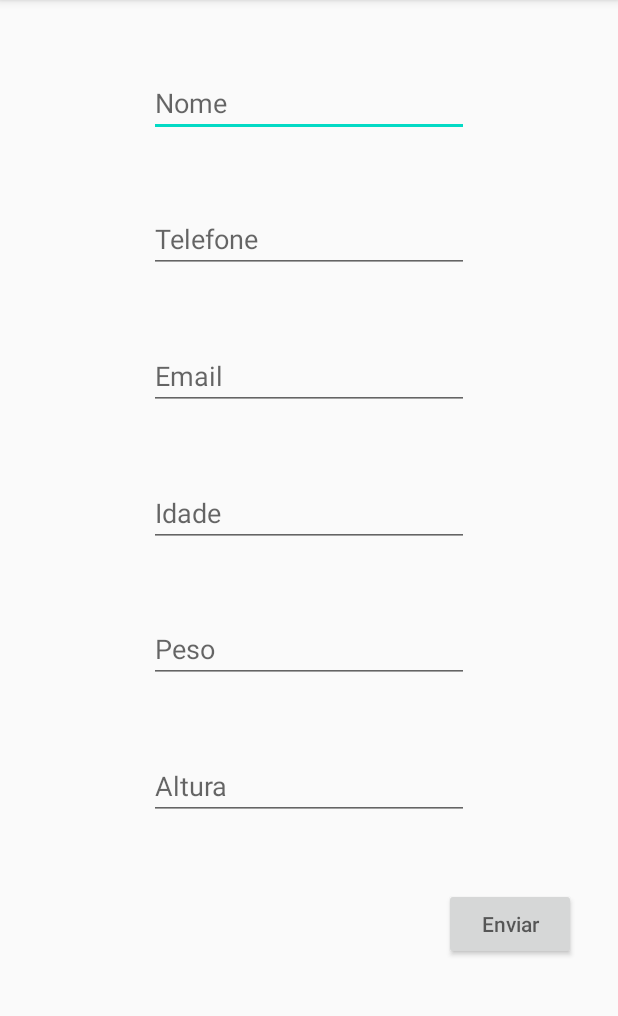
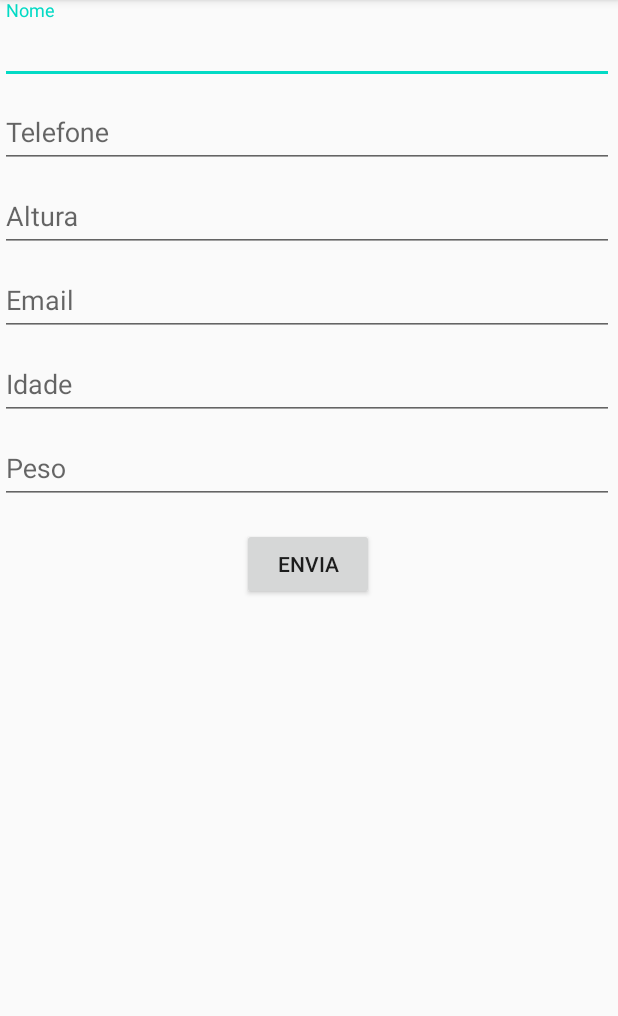
Before and after one commit to GSaraiva15/Dados_Pessoais, an Android app: the screen it shows after launch (MainActivity), on a phone screen of 412 x 824 dp, the part 84-1100 px from its top. Run offline under Robolectric (Android 15) with nearby library versions, the phone set to English and light mode, and no system bars.

Commit message:
Exercício concluído com o TextInputLayout

```diff
--- a/app/build.gradle
+++ b/app/build.gradle
@@ -31,4 +31,5 @@ dependencies {
     testImplementation 'junit:junit:4.12'
     androidTestImplementation 'androidx.test.ext:junit:1.1.1'
     androidTestImplementation 'androidx.test.espresso:espresso-core:3.2.0'
+    implementation 'com.google.android.material:material:1.0.0'
 }
--- a/app/src/main/res/layout/activity_main.xml
+++ b/app/src/main/res/layout/activity_main.xml
@@ -6,120 +6,100 @@
     android:layout_height="match_parent"
     tools:context=".MainActivity">
 
+    <com.google.android.material.textfield.TextInputLayout
+        android:id="@+id/textInputLayout"
+        android:layout_width="409dp"
+        android:layout_height="wrap_content"
+        android:orientation="vertical"
+        tools:layout_editor_absoluteX="1dp"
+        tools:layout_editor_absoluteY="15dp">
+
+        <com.google.android.material.textfield.TextInputEditText
+            android:id="@+id/editTextNome"
+            android:layout_width="match_parent"
+            android:layout_height="wrap_content"
+            android:hint="@string/editNome"
+            android:inputType="textPersonName" />
+
+        <com.google.android.material.textfield.TextInputLayout
+            android:layout_width="match_parent"
+            android:layout_height="match_parent"
+            android:orientation="vertical">
+
+            <com.google.android.material.textfield.TextInputEditText
+                android:id="@+id/editTextTelemovel"
+                android:layout_width="match_parent"
+                android:layout_height="wrap_content"
+                android:hint="@string/editTelefone"
+                android:inputType="phone" />
+
+            <com.google.android.material.textfield.TextInputLayout
+                android:layout_width="match_parent"
+                android:layout_height="match_parent"
+                android:orientation="vertical">
+
+                <com.google.android.material.textfield.TextInputEditText
+                    android:id="@+id/editTextAltura"
+                    android:layout_width="match_parent"
+                    android:layout_height="wrap_content"
+                    android:hint="@string/editAltura"
+                    android:inputType="numberDecimal" />
+
+                <com.google.android.material.textfield.TextInputLayout
+                    android:layout_width="match_parent"
+                    android:layout_height="match_parent"
+                    android:orientation="vertical">
+
+                    <com.google.android.material.textfield.TextInputEditText
+                        android:id="@+id/editTextEmail"
+                        android:layout_width="match_parent"
+                        android:layout_height="wrap_content"
+                        android:hint="@string/editEmail"
+                        android:inputType="textEmailAddress" />
+
+                    <com.google.android.material.textfield.TextInputLayout
+                        android:layout_width="match_parent"
+                        android:layout_height="match_parent"
+                        android:orientation="vertical">
+
+                        <com.google.android.material.textfield.TextInputEditText
+                            android:id="@+id/editTextIdade"
+                            android:layout_width="match_parent"
+                            android:layout_height="wrap_content"
+                            android:hint="@string/editIdade"
+                            android:inputType="number" />
+
+                        <com.google.android.material.textfield.TextInputLayout
+                            android:layout_width="match_parent"
+                            android:layout_height="wrap_content"
+                            android:orientation="vertical">
+
+                            <com.google.android.material.textfield.TextInputEditText
+                                android:id="@+id/editTextPeso"
+                                android:layout_width="match_parent"
+                                android:layout_height="wrap_content"
+                                android:hint="@string/editPeso"
+                                android:inputType="numberDecimal" />
+
+                        </com.google.android.material.textfield.TextInputLayout>
+                    </com.google.android.material.textfield.TextInputLayout>
+                </com.google.android.material.textfield.TextInputLayout>
+            </com.google.android.material.textfield.TextInputLayout>
+        </com.google.android.material.textfield.TextInputLayout>
+
+    </com.google.android.material.textfield.TextInputLayout>
+
     <Button
         android:id="@+id/buttonEnviar"
         android:layout_width="wrap_content"
         android:layout_height="wrap_content"
-        android:layout_marginEnd="28dp"
-        android:layout_marginRight="28dp"
-        android:layout_marginBottom="82dp"
-        android:hint="@string/Botao"
+        android:layout_marginTop="16dp"
+        android:layout_weight="1"
         android:onClick="enviaMensagem"
-        app:layout_constraintBottom_toBottomOf="parent"
+        android:text="Envia"
         app:layout_constraintEnd_toEndOf="parent"
-        app:layout_constraintTop_toBottomOf="@+id/editTextAltura"
-        tools:text="Enviar" />
-
-    <EditText
-        android:id="@+id/editTextNome"
-        android:layout_width="wrap_content"
-        android:layout_height="wrap_content"
-        android:layout_marginStart="16dp"
-        android:layout_marginLeft="16dp"
-        android:layout_marginEnd="16dp"
-        android:layout_marginRight="16dp"
-        android:ems="10"
-        android:hint="@string/editNome"
-        android:inputType="textPersonName"
-        app:layout_constraintBottom_toTopOf="@+id/editTextTelemovel"
-        app:layout_constraintEnd_toEndOf="parent"
-        app:layout_constraintHorizontal_bias="0.5"
+        app:layout_constraintHorizontal_bias="0.498"
         app:layout_constraintStart_toStartOf="parent"
-        app:layout_constraintTop_toTopOf="parent" />
-
-    <EditText
-        android:id="@+id/editTextTelemovel"
-        android:layout_width="wrap_content"
-        android:layout_height="wrap_content"
-        android:layout_marginStart="16dp"
-        android:layout_marginLeft="16dp"
-        android:layout_marginEnd="16dp"
-        android:layout_marginRight="16dp"
-        android:ems="10"
-        android:hint="@string/editTelefone"
-        android:inputType="phone"
-        app:layout_constraintBottom_toTopOf="@+id/editTextEmail"
-        app:layout_constraintEnd_toEndOf="parent"
-        app:layout_constraintHorizontal_bias="0.5"
-        app:layout_constraintStart_toStartOf="parent"
-        app:layout_constraintTop_toBottomOf="@+id/editTextNome" />
-
-    <EditText
-        android:id="@+id/editTextAltura"
-        android:layout_width="wrap_content"
-        android:layout_height="wrap_content"
-        android:layout_marginStart="16dp"
-        android:layout_marginLeft="16dp"
-        android:layout_marginEnd="16dp"
-        android:layout_marginRight="16dp"
-        android:ems="10"
-        android:hint="@string/editAltura"
-        android:inputType="numberDecimal"
-        app:layout_constraintBottom_toTopOf="@+id/buttonEnviar"
-        app:layout_constraintEnd_toEndOf="parent"
-        app:layout_constraintHorizontal_bias="0.5"
-        app:layout_constraintStart_toStartOf="parent"
-        app:layout_constraintTop_toBottomOf="@+id/editTextPeso" />
-
-    <EditText
-        android:id="@+id/editTextEmail"
-        android:layout_width="wrap_content"
-        android:layout_height="wrap_content"
-        android:layout_marginStart="16dp"
-        android:layout_marginLeft="16dp"
-        android:layout_marginEnd="16dp"
-        android:layout_marginRight="16dp"
-        android:ems="10"
-        android:hint="@string/editEmail"
-        android:inputType="textEmailAddress"
-        app:layout_constraintBottom_toTopOf="@+id/editTextIdade"
-        app:layout_constraintEnd_toEndOf="parent"
-        app:layout_constraintHorizontal_bias="0.5"
-        app:layout_constraintStart_toStartOf="parent"
-        app:layout_constraintTop_toBottomOf="@+id/editTextTelemovel" />
-
-    <EditText
-        android:id="@+id/editTextIdade"
-        android:layout_width="wrap_content"
-        android:layout_height="wrap_content"
-        android:layout_marginStart="16dp"
-        android:layout_marginLeft="16dp"
-        android:layout_marginEnd="16dp"
-        android:layout_marginRight="16dp"
-        android:ems="10"
-        android:hint="@string/editIdade"
-        android:inputType="number"
-        app:layout_constraintBottom_toTopOf="@+id/editTextPeso"
-        app:layout_constraintEnd_toEndOf="parent"
-        app:layout_constraintHorizontal_bias="0.5"
-        app:layout_constraintStart_toStartOf="parent"
-        app:layout_constraintTop_toBottomOf="@+id/editTextEmail" />
-
-    <EditText
-        android:id="@+id/editTextPeso"
-        android:layout_width="wrap_content"
-        android:layout_height="wrap_content"
-        android:layout_marginStart="16dp"
-        android:layout_marginLeft="16dp"
-        android:layout_marginEnd="16dp"
-        android:layout_marginRight="16dp"
-        android:ems="10"
-        android:hint="@string/editPeso"
-        android:inputType="numberDecimal"
-        app:layout_constraintBottom_toTopOf="@+id/editTextAltura"
-        app:layout_constraintEnd_toEndOf="parent"
-        app:layout_constraintHorizontal_bias="0.5"
-        app:layout_constraintStart_toStartOf="parent"
-        app:layout_constraintTop_toBottomOf="@+id/editTextIdade" />
+        app:layout_constraintTop_toBottomOf="@+id/textInputLayout" />
 
 </androidx.constraintlayout.widget.ConstraintLayout>
```
